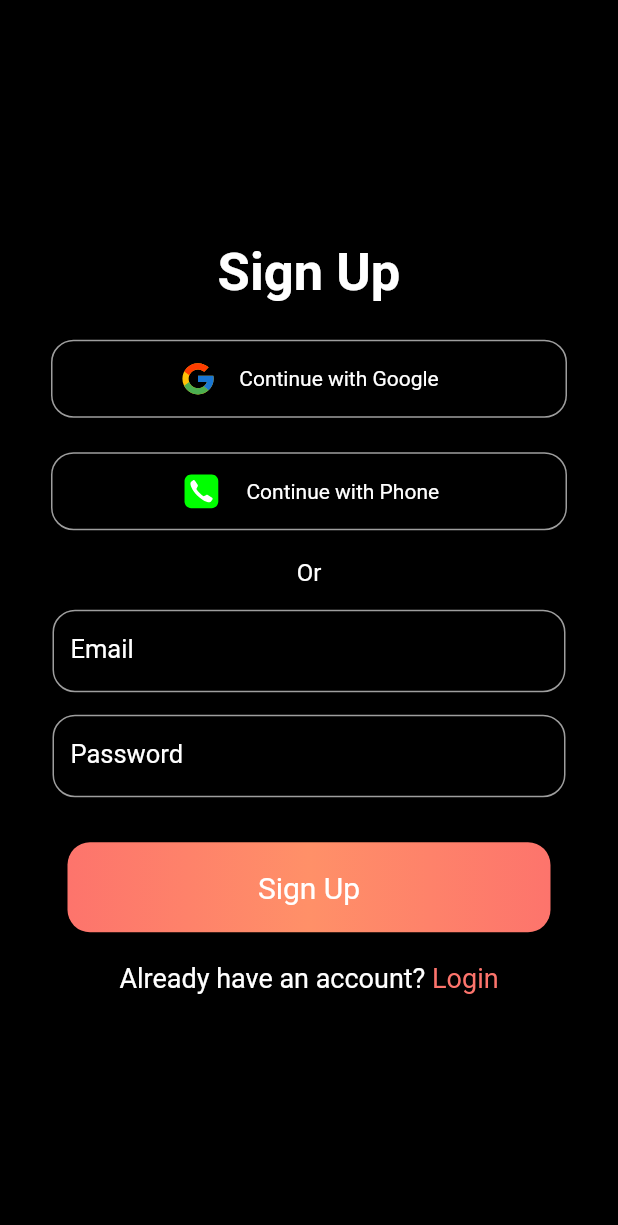
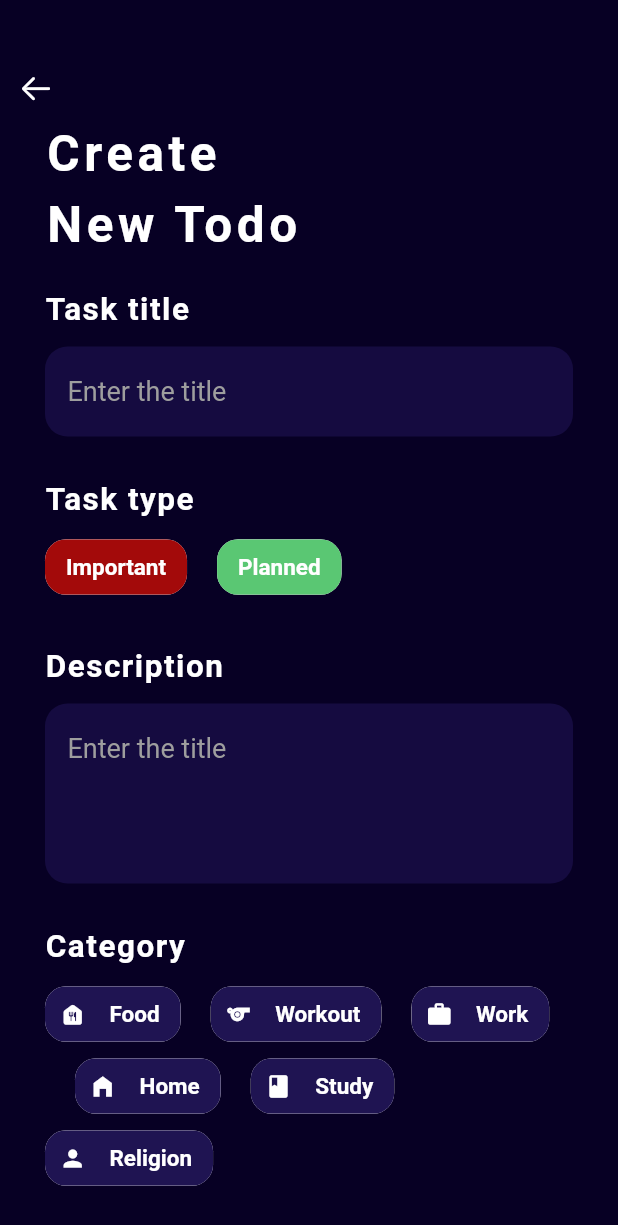
Before and after one commit to mohammedsafvan/todo_firebase, a Flutter app: the screen it shows after launch, on a phone screen of 412 x 824 dp. Shown: the top 1225 px of the screen. Run offline on Flutter 3.47's test engine with Material 2 defaults, Android fonts, the phone set to English and light mode, and no system bars; our stand-ins replace firebase_auth, firebase_core, flutter_otp_text_field, flutter_secure_storage, flutter_svg, google_sign_in; accounts and stored records are empty.

Commit message:
some strucutre mgmt and partial addTodo page ui

```diff
--- a/lib/main.dart
+++ b/lib/main.dart
@@ -1,7 +1,6 @@
 import 'package:firebase_core/firebase_core.dart';
 import 'package:flutter/material.dart';
-import 'package:todo_firebase/pages/home_page.dart';
-import 'package:todo_firebase/pages/signup_page.dart';
+import 'package:todo_firebase/pages/pages.dart';
 import 'package:todo_firebase/services/auth_service.dart';
 
 void main() async {
@@ -44,7 +43,7 @@ class _MyAppState extends State<MyApp> {
       debugShowCheckedModeBanner: false,
       title: 'Todo firebase',
       theme: ThemeData(primarySwatch: Colors.grey),
-      home: currentPage,
+      home: AddTodoPage(),
     );
   }
 }
--- /dev/null
+++ b/lib/pages/addtodo_page.dart
@@ -0,0 +1,186 @@
+import 'package:flutter/cupertino.dart';
+import 'package:flutter/material.dart';
+
+class AddTodoPage extends StatefulWidget {
+  const AddTodoPage({Key? key}) : super(key: key);
+
+  @override
+  _AddTodoPageState createState() => _AddTodoPageState();
+}
+
+class _AddTodoPageState extends State<AddTodoPage> {
+  TextEditingController titleController = TextEditingController();
+
+  @override
+  Widget build(BuildContext context) {
+    return Scaffold(
+      body: Container(
+        width: MediaQuery.of(context).size.width,
+        height: MediaQuery.of(context).size.height,
+        decoration: const BoxDecoration(color: Color(0xff070024)),
+        child: SingleChildScrollView(
+          child: Column(
+            crossAxisAlignment: CrossAxisAlignment.start,
+            children: [
+              const SizedBox(
+                height: 35,
+              ),
+              IconButton(
+                onPressed: () {},
+                icon: const Icon(
+                  CupertinoIcons.arrow_left,
+                  color: Colors.white,
+                ),
+              ),
+              Padding(
+                padding: const EdgeInsets.symmetric(horizontal: 30),
+                child: Column(
+                  crossAxisAlignment: CrossAxisAlignment.start,
+                  children: [
+                    const Text(
+                      'Create',
+                      style: TextStyle(
+                        fontSize: 33,
+                        color: Colors.white,
+                        letterSpacing: 3,
+                        fontWeight: FontWeight.bold,
+                      ),
+                    ),
+                    const SizedBox(height: 8),
+                    const Text(
+                      'New Todo',
+                      style: TextStyle(
+                        letterSpacing: 3,
+                        fontSize: 33,
+                        color: Colors.white,
+                        fontWeight: FontWeight.bold,
+                      ),
+                    ),
+                    const SizedBox(height: 25),
+                    label('Task title'),
+                    const SizedBox(height: 12),
+                    titleTextField(context),
+                    const SizedBox(height: 30),
+                    label('Task type'),
+                    const SizedBox(height: 8),
+                    Row(
+                      children: [
+                        chipData('Important', color: 0xffa30a0a),
+                        const SizedBox(width: 20),
+                        chipData('Planned', color: 0xff5ac773),
+                      ],
+                    ),
+                    const SizedBox(height: 30),
+                    label('Description'),
+                    const SizedBox(height: 12),
+                    descriptionTextField(context),
+                    const SizedBox(height: 30),
+                    label('Category'),
+                    const SizedBox(height: 8),
+                    Wrap(
+                      children: [
+                        chipData('Food', icon: Icons.food_bank_rounded),
+                        const SizedBox(width: 20),
+                        chipData('Workout', icon: Icons.sports),
+                        const SizedBox(width: 20),
+                        chipData('Work', icon: Icons.work),
+                        const SizedBox(width: 20),
+                        chipData('Home', icon: Icons.home_filled),
+                        const SizedBox(width: 20),
+                        chipData('Study', icon: Icons.book_rounded),
+                        const SizedBox(width: 20),
+                        chipData('Religion', icon: Icons.person),
+                      ],
+                    ),
+                  ],
+                ),
+              )
+            ],
+          ),
+        ),
+      ),
+    );
+  }
+
+  Container descriptionTextField(BuildContext context) {
+    return Container(
+      width: MediaQuery.of(context).size.width - 40,
+      height: 120,
+      decoration: BoxDecoration(
+        color: const Color(0xff150b40),
+        borderRadius: BorderRadius.circular(15),
+      ),
+      child: TextFormField(
+        maxLines: null,
+        style: const TextStyle(
+          color: Colors.white,
+          fontSize: 18,
+        ),
+        decoration: const InputDecoration(
+          border: InputBorder.none,
+          hintText: 'Enter the title',
+          hintStyle: TextStyle(fontSize: 18, color: Colors.grey),
+          contentPadding: EdgeInsets.symmetric(vertical: 19, horizontal: 15),
+        ),
+      ),
+    );
+  }
+
+  Widget chipData(String label, {int color = 0xff1f1452, IconData? icon}) {
+    return Chip(
+      avatar: icon != null
+          ? Icon(
+              icon,
+              color: Colors.white,
+            )
+          : null,
+      //     : null,
+      shape: RoundedRectangleBorder(borderRadius: BorderRadius.circular(14)),
+      backgroundColor: Color(color),
+      labelPadding: EdgeInsets.symmetric(horizontal: 10, vertical: 2.5),
+      label: Text(
+        label,
+        style: const TextStyle(
+          color: Colors.white,
+          fontSize: 15,
+          fontWeight: FontWeight.w700,
+        ),
+      ),
+    );
+  }
+
+  Container titleTextField(BuildContext context) {
+    return Container(
+      width: MediaQuery.of(context).size.width - 40,
+      height: 60,
+      decoration: BoxDecoration(
+        color: const Color(0xff150b40),
+        borderRadius: BorderRadius.circular(15),
+      ),
+      child: TextFormField(
+        style: const TextStyle(
+          color: Colors.white,
+          fontSize: 18,
+        ),
+        decoration: const InputDecoration(
+          border: InputBorder.none,
+          hintText: 'Enter the title',
+          hintStyle: TextStyle(fontSize: 18, color: Colors.grey),
+          contentPadding: EdgeInsets.symmetric(vertical: 19, horizontal: 15),
+        ),
+      ),
+    );
+  }
+
+  Text label(String label) {
+    return Text(
+      label,
+      style: const TextStyle(
+        color: Colors.white,
+        fontWeight: FontWeight.w600,
+        fontSize: 21,
+        letterSpacing: 1,
+      ),
+    );
+  }
+}
--- a/lib/pages/home_page.dart
+++ b/lib/pages/home_page.dart
@@ -1,5 +1,5 @@
 import 'package:flutter/material.dart';
-import 'package:todo_firebase/pages/signin_page.dart';
+import 'package:todo_firebase/pages/pages.dart';
 import 'package:todo_firebase/services/auth_service.dart';
 
 class HomePage extends StatefulWidget {
--- /dev/null
+++ b/lib/pages/pages.dart
@@ -0,0 +1,5 @@
+export 'signup_page.dart';
+export 'signin_page.dart';
+export 'home_page.dart';
+export 'phone_auth_page.dart';
+export 'addtodo_page.dart';
--- a/lib/pages/signup_page.dart
+++ b/lib/pages/signup_page.dart
@@ -1,10 +1,8 @@
 import 'package:firebase_auth/firebase_auth.dart';
 import 'package:flutter/material.dart';
-import 'package:flutter_svg/svg.dart';
-import 'phone_auth_page.dart';
-import 'home_page.dart';
-import 'signin_page.dart';
+import 'package:todo_firebase/widgets/widgets.dart';
 import 'package:todo_firebase/services/auth_service.dart';
+import 'pages.dart';
 
 class SignUpPage extends StatefulWidget {
   const SignUpPage({Key? key}) : super(key: key);
@@ -27,7 +25,7 @@ class _SignUpPageState extends State<SignUpPage> {
         child: Container(
           height: MediaQuery.of(context).size.height,
           width: MediaQuery.of(context).size.width,
-          color: Colors.black,
+          color: Color(0xff070024),
           child: Column(
             mainAxisAlignment: MainAxisAlignment.center,
             children: [
@@ -39,11 +37,13 @@ class _SignUpPageState extends State<SignUpPage> {
                     color: Colors.white),
               ),
               const SizedBox(height: 20),
-              customButton('assets/google.svg', 'Continue with Google', 25, () {
+              customButton(
+                  'assets/google.svg', 'Continue with Google', 25, context, () {
                 _authClass.googleSignIn(context);
               }),
               const SizedBox(height: 15),
-              customButton('assets/phone.svg', 'Continue with Phone', 30, () {
+              customButton(
+                  'assets/phone.svg', 'Continue with Phone', 30, context, () {
                 Navigator.of(context).push(
                     MaterialPageRoute(builder: (ctx) => const PhoneAuthPage()));
               }),
@@ -51,9 +51,10 @@ class _SignUpPageState extends State<SignUpPage> {
               const Text('Or',
                   style: TextStyle(fontSize: 16, color: Colors.white)),
               const SizedBox(height: 15),
-              textItem('Email', _emailController),
+              textField('Email', _emailController, context),
               const SizedBox(height: 15),
-              textItem('Password', _passwordController, obscureText: true),
+              textField('Password', _passwordController, context,
+                  obscureText: true),
               const SizedBox(height: 30),
               signUpbutton(),
               const SizedBox(height: 20),
@@ -79,71 +80,6 @@ class _SignUpPageState extends State<SignUpPage> {
                 ],
               )
             ],
-          ),
-        ),
-      ),
-    );
-  }
-
-  Widget customButton(
-      String imgPath, String buttonText, double size, void Function() onTap) {
-    return InkWell(
-      onTap: onTap,
-      child: SizedBox(
-        width: MediaQuery.of(context).size.width - 60,
-        height: 60,
-        child: Card(
-          shape: RoundedRectangleBorder(
-            borderRadius: BorderRadius.circular(15),
-            side: const BorderSide(width: 1, color: Colors.grey),
-          ),
-          color: Colors.black,
-          child: Row(
-            mainAxisAlignment: MainAxisAlignment.center,
-            children: [
-              SvgPicture.asset(
-                imgPath,
-                height: size,
-                width: size,
-              ),
-              const SizedBox(width: 15),
-              Text(buttonText, style: const TextStyle(color: Colors.white))
-            ],
-          ),
-        ),
-      ),
-    );
-  }
-
-  Widget textItem(String labelText, TextEditingController controller,
-      {bool obscureText = false}) {
-    return SizedBox(
-      width: MediaQuery.of(context).size.width - 70,
-      height: 55,
-      child: TextFormField(
-        keyboardType: labelText == 'Email' ? TextInputType.emailAddress : null,
-        obscureText: obscureText,
-        controller: controller,
-        style: const TextStyle(
-          fontSize: 17,
-          color: Colors.white,
-        ),
-        decoration: InputDecoration(
-          labelText: labelText,
-          labelStyle: const TextStyle(
-            fontSize: 17,
-            color: Colors.white,
-          ),
-          focusedBorder: OutlineInputBorder(
-            borderRadius: BorderRadius.circular(15),
-            borderSide: const BorderSide(
-              width: 2.5,
-              color: Colors.grey,
-            ),
-          ),
-          enabledBorder: OutlineInputBorder(
-            borderRadius: BorderRadius.circular(15),
-            borderSide: const BorderSide(width: 1, color: Colors.grey),
           ),
         ),
       ),
@@ -180,13 +116,7 @@ class _SignUpPageState extends State<SignUpPage> {
         height: 60,
         decoration: BoxDecoration(
           borderRadius: BorderRadius.circular(15),
-          gradient: const LinearGradient(
-            colors: [
-              Color(0xfffd746c),
-              Color(0xffff9068),
-              Color(0xfffd746c),
-            ],
-          ),
+
         ),
         child: Center(
           child: isLoading
--- /dev/null
+++ b/lib/widgets/widgets.dart
@@ -0,0 +1,2 @@
+export 'text_field.dart';
+export 'custom_button.dart';
```
Also changed, not shown: lib/pages/phone_auth_page.dart (+10 -10 lines), lib/pages/signin_page.dart (+15 -77 lines), lib/widgets/custom_button.dart (added, +32 -0 lines), lib/widgets/text_field.dart (added, +36 -0 lines).
